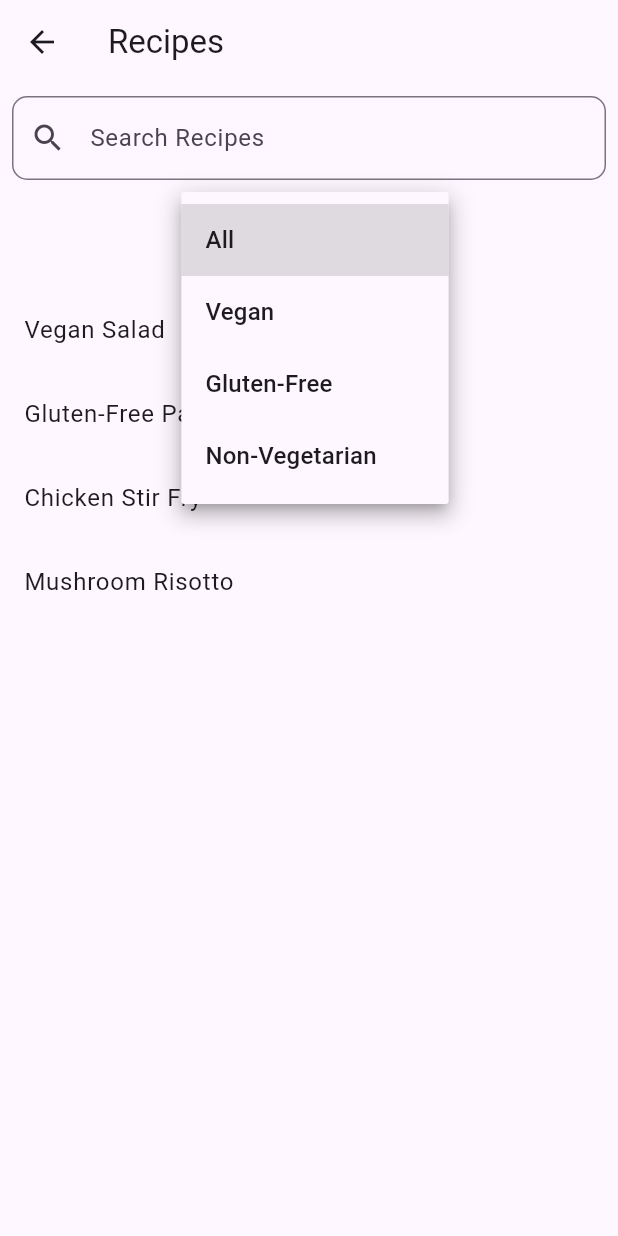
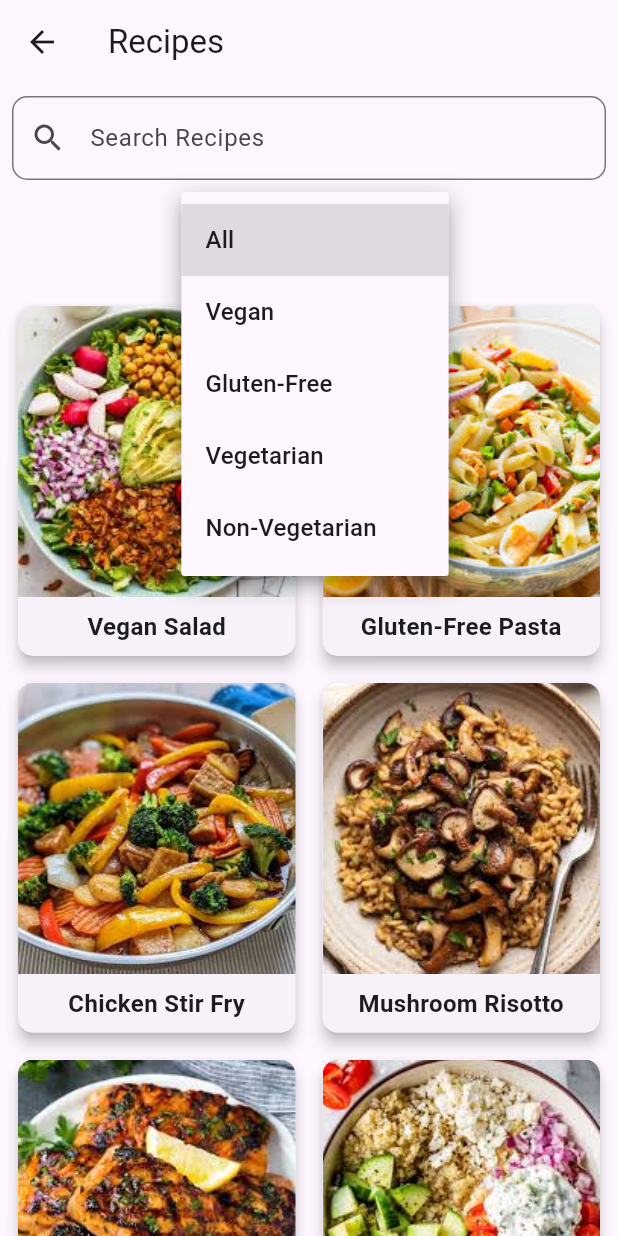
Before and after one commit to sricharan8462/MealandRecipePlanner, a Flutter app: the RecipeListScreen screen opened by its route, after a tap on "All", on a phone screen of 412 x 824 dp. Run offline on Flutter 3.47's test engine with Material 3 defaults, Android fonts, the light colour scheme and no system bars.

Commit message:
Added 15 Recipes with Images & Improved UI

```diff
--- a/lib/screens/recipe_list_screen.dart
+++ b/lib/screens/recipe_list_screen.dart
@@ -6,11 +6,66 @@ class RecipeListScreen extends StatefulWidget {
 }
 
 class _RecipeListScreenState extends State<RecipeListScreen> {
-  final List<String> recipes = [
-    "Vegan Salad",
-    "Gluten-Free Pasta",
-    "Chicken Stir Fry",
-    "Mushroom Risotto"
+  final List<Map<String, String>> recipes = [
+    {"name": "Vegan Salad", "type": "Vegan", "image": "assets/vegansalad.jpeg"},
+    {
+      "name": "Gluten-Free Pasta",
+      "type": "Gluten-Free",
+      "image": "assets/pasta.jpeg",
+    },
+    {
+      "name": "Chicken Stir Fry",
+      "type": "Non-Vegetarian",
+      "image": "assets/chickenstirfry.jpeg",
+    },
+    {
+      "name": "Mushroom Risotto",
+      "type": "Vegetarian",
+      "image": "assets/mushroomrisotto.jpeg",
+    },
+    {
+      "name": "Grilled Salmon",
+      "type": "Non-Vegetarian",
+      "image": "assets/grilledsalmon.jpeg",
+    },
+    {"name": "Quinoa Bowl", "type": "Vegan", "image": "assets/quinoabowl.jpeg"},
+    {
+      "name": "Tofu Stir Fry",
+      "type": "Vegan",
+      "image": "assets/tofustirfry.jpeg",
+    },
+    {
+      "name": "Beef Tacos",
+      "type": "Non-Vegetarian",
+      "image": "assets/beeftacos.jpeg",
+    },
+    {
+      "name": "Cauliflower Rice",
+      "type": "Gluten-Free",
+      "image": "assets/cauliflowerrice.jpeg",
+    },
+    {
+      "name": "Paneer Butter Masala",
+      "type": "Vegetarian",
+      "image": "assets/paneer.jpeg",
+    },
+    {
+      "name": "Shrimp Scampi",
+      "type": "Non-Vegetarian",
+      "image": "assets/shrimp.jpeg",
+    },
+    {"name": "Lentil Soup", "type": "Vegan", "image": "assets/lentilsoup.jpeg"},
+    {
+      "name": "Grilled Chicken",
+      "type": "Non-Vegetarian",
+      "image": "assets/grilledchicken.jpeg",
+    },
+    {"name": "Chickpea Stew", "type": "Vegan", "image": "assets/chickpea.jpeg"},
+    {
+      "name": "Vegetable Stir Fry",
+      "type": "Vegan",
+      "image": "assets/vegetablestir.jpeg",
+    },
   ];
 
   String selectedFilter = "All";
@@ -18,11 +73,15 @@ class _RecipeListScreenState extends State<RecipeListScreen> {
 
   @override
   Widget build(BuildContext context) {
-    List<String> filteredRecipes = recipes.where((recipe) {
-      if (selectedFilter != "All" && !recipe.toLowerCase().contains(selectedFilter.toLowerCase())) {
+    List<Map<String, String>> filteredRecipes =
+        recipes.where((recipe) {
+          if (selectedFilter != "All" && recipe["type"] != selectedFilter) {
             return false;
           }
-      if (searchQuery.isNotEmpty && !recipe.toLowerCase().contains(searchQuery.toLowerCase())) {
+          if (searchQuery.isNotEmpty &&
+              !recipe["name"]!.toLowerCase().contains(
+                searchQuery.toLowerCase(),
+              )) {
             return false;
           }
           return true;
@@ -38,7 +97,9 @@ class _RecipeListScreenState extends State<RecipeListScreen> {
               decoration: InputDecoration(
                 labelText: 'Search Recipes',
                 prefixIcon: Icon(Icons.search),
-                border: OutlineInputBorder(borderRadius: BorderRadius.circular(10.0)),
+                border: OutlineInputBorder(
+                  borderRadius: BorderRadius.circular(10.0),
+                ),
               ),
               onChanged: (query) {
                 setState(() {
@@ -51,8 +112,20 @@ class _RecipeListScreenState extends State<RecipeListScreen> {
             padding: EdgeInsets.all(8.0),
             child: DropdownButton<String>(
               value: selectedFilter,
-              items: ["All", "Vegan", "Gluten-Free", "Non-Vegetarian"]
-                  .map((filter) => DropdownMenuItem(value: filter, child: Text(filter)))
+              items:
+                  [
+                        "All",
+                        "Vegan",
+                        "Gluten-Free",
+                        "Vegetarian",
+                        "Non-Vegetarian",
+                      ]
+                      .map(
+                        (filter) => DropdownMenuItem(
+                          value: filter,
+                          child: Text(filter),
+                        ),
+                      )
                       .toList(),
               onChanged: (value) {
                 setState(() {
@@ -62,15 +135,59 @@ class _RecipeListScreenState extends State<RecipeListScreen> {
             ),
           ),
           Expanded(
-            child: ListView.builder(
+            child: GridView.builder(
+              padding: EdgeInsets.all(8.0),
+              gridDelegate: SliverGridDelegateWithFixedCrossAxisCount(
+                crossAxisCount: 2,
+                childAspectRatio: 0.8,
+                crossAxisSpacing: 10,
+                mainAxisSpacing: 10,
+              ),
               itemCount: filteredRecipes.length,
               itemBuilder: (context, index) {
-                return ListTile(
-                  title: Text(filteredRecipes[index]),
-                  onTap: () => Navigator.pushNamed(
+                return GestureDetector(
+                  onTap: () {
+                    Navigator.pushNamed(
                       context,
                       '/recipe-details',
-                    arguments: filteredRecipes[index],
+                      arguments: {
+                        "name": filteredRecipes[index]["name"],
+                        "image": filteredRecipes[index]["image"],
+                      },
+                    );
+                  },
+                  child: Card(
+                    elevation: 4,
+                    shape: RoundedRectangleBorder(
+                      borderRadius: BorderRadius.circular(10),
+                    ),
+                    child: Column(
+                      children: [
+                        Expanded(
+                          child: ClipRRect(
+                            borderRadius: BorderRadius.vertical(
+                              top: Radius.circular(10),
+                            ),
+                            child: Image.asset(
+                              filteredRecipes[index]["image"]!,
+                              width: double.infinity,
+                              fit: BoxFit.cover,
+                            ),
+                          ),
+                        ),
+                        Padding(
+                          padding: EdgeInsets.all(8.0),
+                          child: Text(
+                            filteredRecipes[index]["name"]!,
+                            style: TextStyle(
+                              fontSize: 16,
+                              fontWeight: FontWeight.bold,
+                            ),
+                            textAlign: TextAlign.center,
+                          ),
+                        ),
+                      ],
+                    ),
                   ),
                 );
               },
```
Lines whose indentation alone changed are shown as unchanged.
